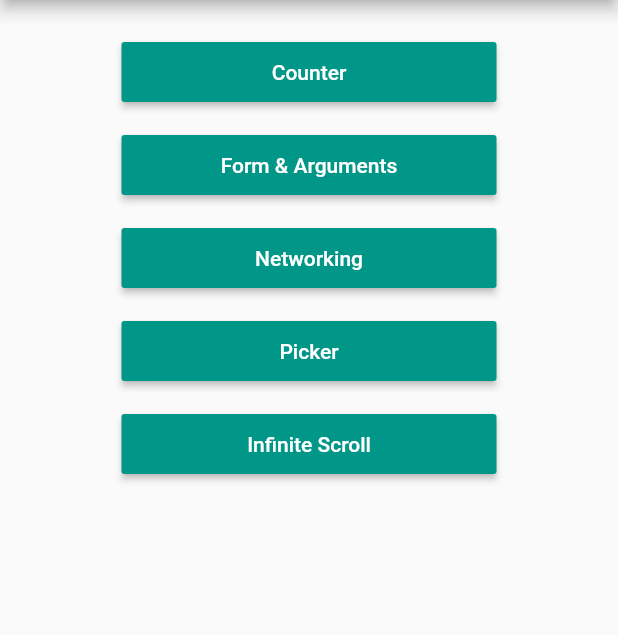
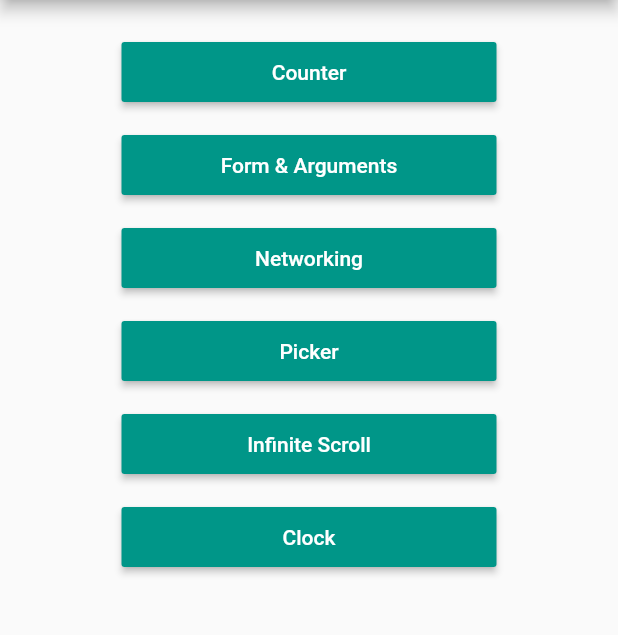
Before and after one commit to yoesuv/GetX-Playground, a Flutter app: the screen it shows after launch, on a phone screen of 412 x 824 dp, the part 84-719 px from its top. Run offline on Flutter 3.47's test engine with Material 2 defaults, Android fonts, the phone set to English and light mode, and no system bars; our stand-ins replace get, image_picker, permission_handler.

Commit message:
:newspaper: add clock screen

```diff
--- a/lib/src/core/routes/app_route.dart
+++ b/lib/src/core/routes/app_route.dart
@@ -2,6 +2,7 @@ import 'package:get/get_core/src/get_main.dart';
 import 'package:get/get_navigation/get_navigation.dart';
 import 'package:my_getx_playground/src/core/bindings/app_bindings.dart';
 import 'package:my_getx_playground/src/core/arguments/form_arguments.dart';
+import 'package:my_getx_playground/src/menu/clock/clock_screen.dart';
 import 'package:my_getx_playground/src/menu/counter/counter_screen.dart';
 import 'package:my_getx_playground/src/menu/form/form_result_screen.dart';
 import 'package:my_getx_playground/src/menu/form/form_screen.dart';
@@ -48,4 +49,8 @@ final List<GetPage> appRoute = [
     page: () => const InfiniteScrollScreen(),
     binding: InfiniteScrollBinding(),
   ),
+  GetPage(
+    name: ClockScreen.routeName,
+    page: () => const ClockScreen(),
+  ),
 ];
--- /dev/null
+++ b/lib/src/menu/clock/clock_screen.dart
@@ -0,0 +1,15 @@
+import 'package:flutter/material.dart';
+
+class ClockScreen extends StatelessWidget {
+  static const routeName = '/clock';
+  const ClockScreen({Key? key}) : super(key: key);
+
+  @override
+  Widget build(BuildContext context) {
+    return Scaffold(
+      appBar: AppBar(
+        title: Text('Clock Screen'),
+      ),
+    );
+  }
+}
--- a/lib/src/menu/home/home_screen.dart
+++ b/lib/src/menu/home/home_screen.dart
@@ -1,6 +1,7 @@
 import 'package:flutter/material.dart';
 import 'package:get/get_core/src/get_main.dart';
 import 'package:get/get_navigation/get_navigation.dart';
+import 'package:my_getx_playground/src/menu/clock/clock_screen.dart';
 import 'package:my_getx_playground/src/menu/counter/counter_screen.dart';
 import 'package:my_getx_playground/src/menu/form/form_screen.dart';
 import 'package:my_getx_playground/src/menu/infinite_scroll/infinite_scroll_screen.dart';
@@ -69,6 +70,15 @@ class HomeScreen extends StatelessWidget {
                     },
                   ),
                 ),
+                const SizedBox(height: 14),
+                Center(
+                  child: MyButton(
+                    label: 'Clock',
+                    onPressed: () {
+                      Get.toNamed(ClockScreen.routeName);
+                    },
+                  ),
+                ),
               ],
             ),
           ),
```
